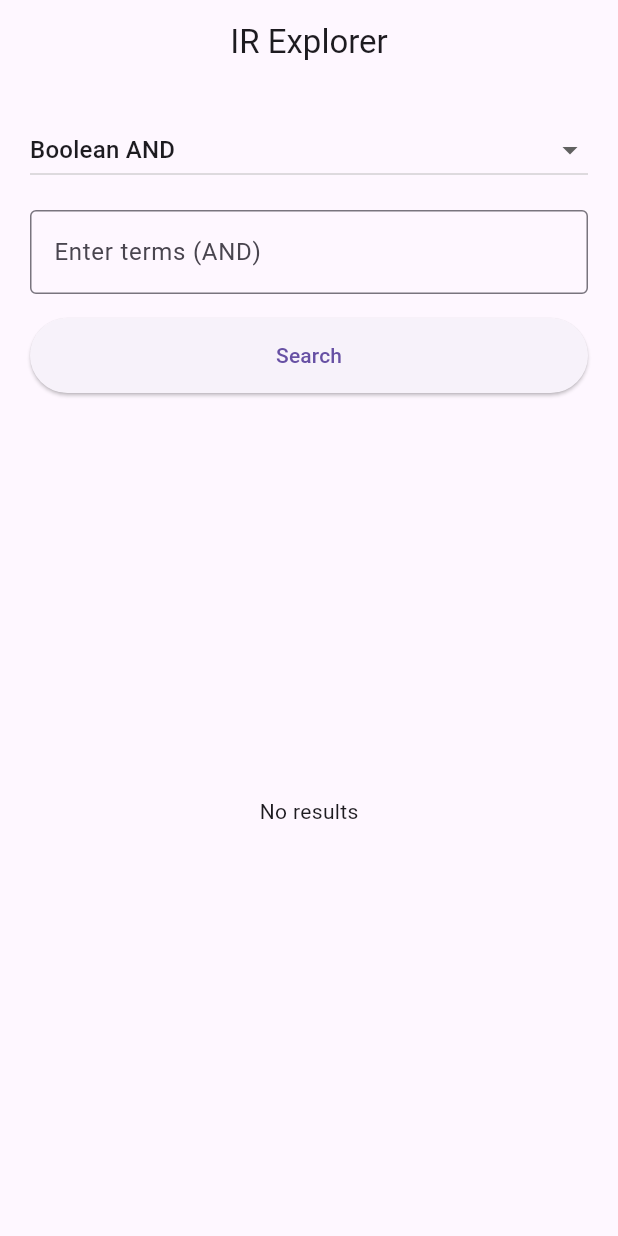
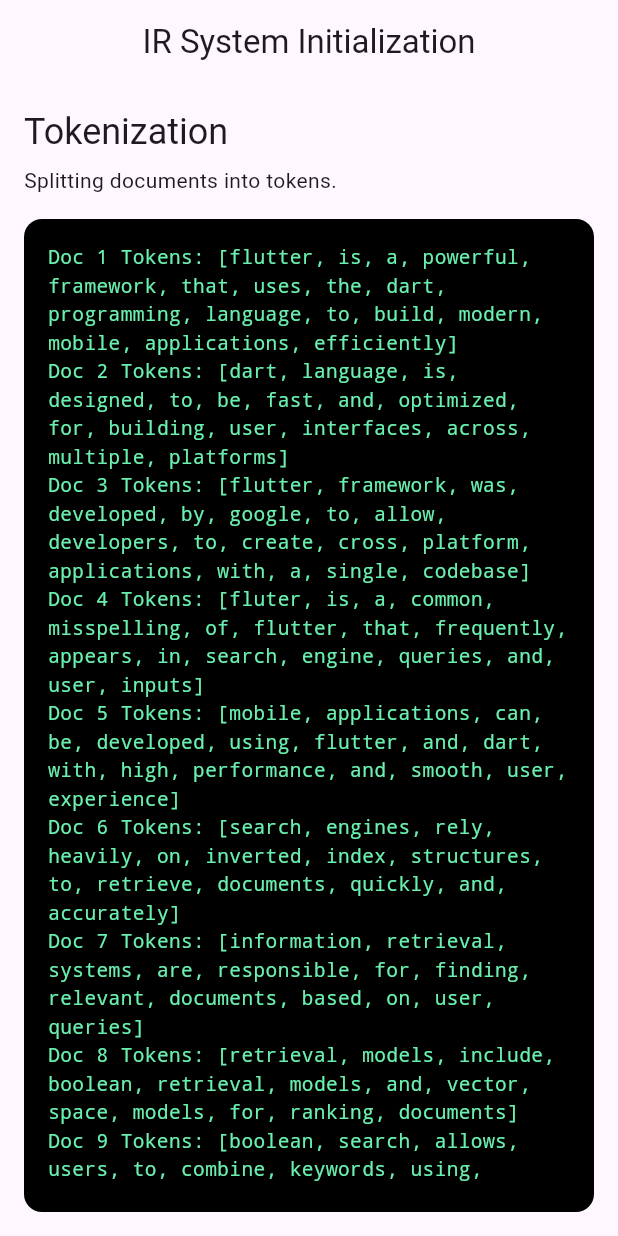
Before and after one commit to mohamedagm/IR-Explorer, a Flutter app: the screen it shows after launch, on a phone screen of 412 x 824 dp. Run offline on Flutter 3.47's test engine with Material 3 defaults, Android fonts, the phone set to English and light mode, and no system bars.

Commit message:
Refactor corpus data and implement InitializationView for The Flow of Our process before making any Query

```diff
--- a/lib/ir/corpus.dart
+++ b/lib/ir/corpus.dart
@@ -1,16 +1,22 @@
-final corpus = {
-  1: "Machine learning is fun",
-  2: "Learning about search project",
-  3: "Search engines use inverted index",
-  4: "Information retrieval is a cool project",
+final Map<int, String> corpus = {
+  1: "Flutter is a powerful framework that uses the Dart programming language to build modern mobile applications efficiently",
+  2: "Dart language is designed to be fast and optimized for building user interfaces across multiple platforms",
+  3: "Flutter framework was developed by Google to allow developers to create cross platform applications with a single codebase",
+  4: "Fluter is a common misspelling of Flutter that frequently appears in search engine queries and user inputs",
+  5: "Mobile applications can be developed using Flutter and Dart with high performance and smooth user experience",
+  6: "Search engines rely heavily on inverted index structures to retrieve documents quickly and accurately",
+  7: "Information retrieval systems are responsible for finding relevant documents based on user queries",
+  8: "Retrieval models include boolean retrieval models and vector space models for ranking documents",
+  9: "Boolean search allows users to combine keywords using operators such as AND OR and NOT",
+  10: "Phrase queries require positional index support to ensure words appear in the correct order",
+  11: "An inverted index maps each term to a list of document identifiers where the term appears",
+  12: "A positional index stores the exact positions of terms inside documents to support phrase searching",
+  13: "Text processing steps include tokenization stop word removal and stemming operations",
+  14: "Stop words such as is and the are removed during preprocessing to improve retrieval efficiency",
+  15: "Stemming reduces different word forms to a common root to improve matching accuracy",
+  16: "Phonetic search techniques help systems handle spelling errors made by users",
+  17: "The Soundex algorithm groups words that sound similar even if they are spelled differently",
+  18: "Flutter and Fluter have similar pronunciation which makes phonetic matching very useful",
+  19: "Search systems improve result quality by combining indexing processing and phonetic matching",
+  20: "Query processing plays a critical role in retrieving accurate and relevant search results",
 };
-final corpusSoundex = {
-  1: "Information retrieval systems are used in search engines",
-  2: "Retrieval of information depends on accurate indexing",
-  3: "Retreval systems often fail due to spelling mistakes",
-  4: "Retreavel techniques improve search robustness",
-  5: "Search engines must handle user spelling errors",
-  6: "Users may type retrival instead of retrieval",
-  7: "Information retreval is a common query in exams",
-  8: "Proper retrieval improves search engine performance",
-};
--- a/lib/main.dart
+++ b/lib/main.dart
@@ -1,5 +1,5 @@
 import 'package:flutter/material.dart';
-import 'package:ir_explorer/ui/home_view.dart';
+import 'package:ir_explorer/ui/initialization_view.dart';
 
 void main() {
   runApp(const MainApp());
@@ -10,6 +10,6 @@ class MainApp extends StatelessWidget {
 
   @override
   Widget build(BuildContext context) {
-    return const MaterialApp(home: HomeView());
+    return const MaterialApp(home: InitializationView());
   }
 }
--- /dev/null
+++ b/lib/ui/initialization_view.dart
@@ -0,0 +1,216 @@
+import 'package:flutter/material.dart';
+import 'package:ir_explorer/ir/corpus.dart';
+import 'package:ir_explorer/ir/index_builder.dart';
+import 'package:ir_explorer/ir/inverted_index.dart';
+import 'package:ir_explorer/ir/soundex.dart';
+import 'package:ir_explorer/services/stemmer.dart';
+import 'package:ir_explorer/services/stopwords.dart';
+import 'package:ir_explorer/services/tokenizer.dart';
+import 'package:ir_explorer/ui/home_view.dart';
+
+class InitializationView extends StatefulWidget {
+  const InitializationView({super.key});
+
+  @override
+  State<InitializationView> createState() => _InitializationViewState();
+}
+
+class _InitializationViewState extends State<InitializationView> {
+  late InvertedIndex index;
+  late SoundexIndex soundexIndex;
+
+  String title = '';
+  String description = '';
+  String output = '';
+
+  @override
+  void initState() {
+    super.initState();
+    _startStory();
+  }
+
+  Future<void> _startStory() async {
+    await _scene(
+      titleText: 'Reading Documents',
+      descriptionText: 'Reading raw documents from the corpus.',
+      seconds: 4,
+      buildOutput: () {
+        final b = StringBuffer();
+        corpus.forEach((id, text) {
+          b.writeln('Doc $id: $text');
+        });
+        return b.toString();
+      },
+    );
+
+    /// 2️⃣ Tokenization
+    await _scene(
+      titleText: 'Tokenization',
+      descriptionText: 'Splitting documents into tokens.',
+      seconds: 3,
+      buildOutput: () {
+        final b = StringBuffer();
+        corpus.forEach((id, text) {
+          b.writeln('Doc $id Tokens: ${tokenize(text)}');
+        });
+        return b.toString();
+      },
+    );
+
+    /// 3️⃣ Stopword Removal
+    await _scene(
+      titleText: 'Stopword Removal',
+      descriptionText: 'Removing common stopwords from tokens.',
+      seconds: 3,
+      buildOutput: () {
+        final b = StringBuffer();
+        corpus.forEach((id, text) {
+          final tokens = tokenize(text);
+          final filtered = removeStopWords(tokens);
+          b.writeln('Doc $id After Stopwords: $filtered');
+        });
+        return b.toString();
+      },
+    );
+
+    /// 4️⃣ Stemming
+    await _scene(
+      titleText: 'Stemming',
+      descriptionText: 'Reducing tokens to their root form.',
+      seconds: 3,
+      buildOutput: () {
+        final b = StringBuffer();
+        corpus.forEach((id, text) {
+          final tokens = tokenize(text);
+          final filtered = removeStopWords(tokens);
+          final stemmed = applyStemming(filtered);
+          b.writeln('Doc $id Stemmed: $stemmed');
+        });
+        return b.toString();
+      },
+    );
+
+    /// 5️⃣ Build Indexes
+    index = buildIndex(corpus);
+
+    await _scene(
+      titleText: 'Inverted Index',
+      descriptionText: 'Mapping terms to document IDs.',
+      seconds: 4,
+      buildOutput: () {
+        final b = StringBuffer();
+        index.postings.forEach((term, docs) {
+          b.writeln('$term → $docs');
+        });
+        return b.toString();
+      },
+    );
+
+    await _scene(
+      titleText: 'Positional Index',
+      descriptionText: 'Storing term positions inside documents.',
+      seconds: 4,
+      buildOutput: () {
+        final b = StringBuffer();
+        index.positional.forEach((term, pos) {
+          b.writeln('$term → $pos');
+        });
+        return b.toString();
+      },
+    );
+
+    /// 6️⃣ Soundex
+    soundexIndex = SoundexIndex();
+    soundexIndex.buildFromInvertedIndex(index);
+
+    await _scene(
+      titleText: 'Soundex Index',
+      descriptionText: 'Grouping phonetically similar terms.',
+      seconds: 4,
+      buildOutput: () {
+        final b = StringBuffer();
+        soundexIndex.codeToTerms.forEach((code, terms) {
+          b.writeln('$code → $terms');
+        });
+        return b.toString();
+      },
+    );
+
+    /// 7️⃣ Ready
+    await _scene(
+      titleText: 'System Ready',
+      descriptionText: 'All preprocessing and indexing steps completed.',
+      seconds: 2,
+      buildOutput: () => '✔ IR Search Engine is ready.',
+    );
+
+    if (!mounted) return;
+    Navigator.pushReplacement(
+      context,
+      MaterialPageRoute(builder: (_) => const HomeView()),
+    );
+  }
+
+  Future<void> _scene({
+    required String titleText,
+    required String descriptionText,
+    required String Function() buildOutput,
+    required int seconds,
+  }) async {
+    setState(() {
+      title = titleText;
+      description = descriptionText;
+      output = 'Processing...';
+    });
+
+    await Future.delayed(const Duration(milliseconds: 600));
+
+    setState(() {
+      output = buildOutput();
+    });
+
+    await Future.delayed(Duration(seconds: seconds));
+  }
+
+  @override
+  Widget build(BuildContext context) {
+    return Scaffold(
+      appBar: AppBar(
+        title: const Text('IR System Initialization'),
+        centerTitle: true,
+      ),
+      body: Padding(
+        padding: const EdgeInsets.all(16),
+        child: Column(
+          crossAxisAlignment: CrossAxisAlignment.start,
+          children: [
+            Text(title, style: Theme.of(context).textTheme.headlineSmall),
+            const SizedBox(height: 6),
+            Text(description),
+            const SizedBox(height: 16),
+            Expanded(
+              child: Container(
+                width: double.infinity,
+                padding: const EdgeInsets.all(16),
+                decoration: BoxDecoration(
+                  color: Colors.black,
+                  borderRadius: BorderRadius.circular(12),
+                ),
+                child: SingleChildScrollView(
+                  child: Text(
+                    output,
+                    style: const TextStyle(
+                      color: Colors.greenAccent,
+                      fontFamily: 'monospace',
+                      fontSize: 13,
+                    ),
+                  ),
+                ),
+              ),
+            ),
+          ],
+        ),
+      ),
+    );
+  }
+}
```
